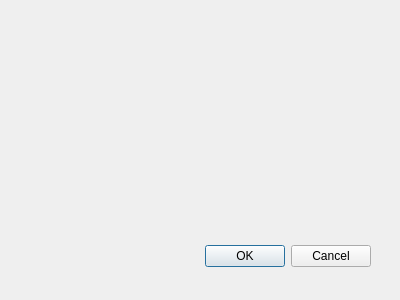
Qt form qtBuildSystem/Mu/settingsmanager.ui (meepingsnesroms/Mu) before a commit.
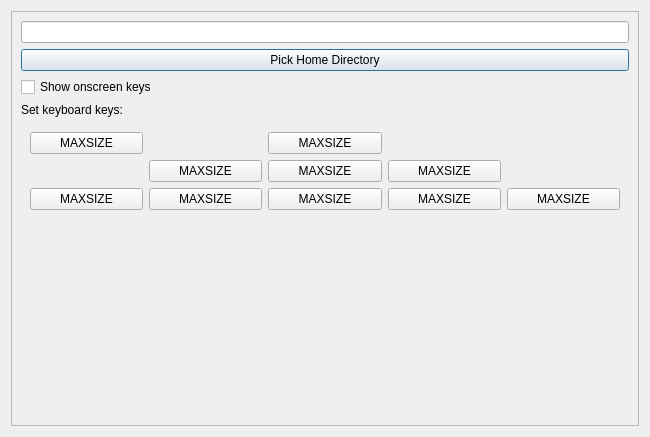
The same form after that commit. Icons and pictures are not drawn.

Commit message:
Keyboard support for Qt GUI
Theres now a settings panel too.

Patch:
```diff
--- a/qtBuildSystem/Mu/settingsmanager.ui
+++ b/qtBuildSystem/Mu/settingsmanager.ui
@@ -6,29 +6,236 @@
    <rect>
     <x>0</x>
     <y>0</y>
-    <width>400</width>
-    <height>300</height>
+    <width>650</width>
+    <height>437</height>
    </rect>
   </property>
+  <property name="minimumSize">
+   <size>
+    <width>650</width>
+    <height>0</height>
+   </size>
+  </property>
   <property name="windowTitle">
    <string>Dialog</string>
   </property>
-  <widget class="QDialogButtonBox" name="buttonBox">
-   <property name="geometry">
-    <rect>
-     <x>30</x>
-     <y>240</y>
-     <width>341</width>
-     <height>32</height>
-    </rect>
-   </property>
-   <property name="orientation">
-    <enum>Qt::Horizontal</enum>
-   </property>
-   <property name="standardButtons">
-    <set>QDialogButtonBox::Cancel|QDialogButtonBox::Ok</set>
-   </property>
-  </widget>
+  <layout class="QVBoxLayout" name="verticalLayout">
+   <item>
+    <widget class="QScrollArea" name="scrollArea">
+     <property name="widgetResizable">
+      <bool>true</bool>
+     </property>
+     <widget class="QWidget" name="scrollAreaWidgetContents">
+      <property name="geometry">
+       <rect>
+        <x>0</x>
+        <y>0</y>
+        <width>624</width>
+        <height>411</height>
+       </rect>
+      </property>
+      <layout class="QVBoxLayout" name="verticalLayout_3">
+       <item>
+        <widget class="QLineEdit" name="homeDirectory"/>
+       </item>
+       <item>
+        <widget class="QPushButton" name="pickHomeDirectory">
+         <property name="text">
+          <string>Pick Home Directory</string>
+         </property>
+        </widget>
+       </item>
+       <item>
+        <widget class="QCheckBox" name="showOnscreenKeys">
+         <property name="text">
+          <string>Show onscreen keys</string>
+         </property>
+        </widget>
+       </item>
+       <item>
+        <widget class="QLabel" name="label">
+         <property name="text">
+          <string>Set keyboard keys:</string>
+         </property>
+        </widget>
+       </item>
+       <item>
+        <widget class="QWidget" name="gridWidget" native="true">
+         <property name="sizePolicy">
+          <sizepolicy hsizetype="Preferred" vsizetype="Preferred">
+           <horstretch>0</horstretch>
+           <verstretch>0</verstretch>
+          </sizepolicy>
+         </property>
+         <layout class="QGridLayout" name="gridLayout">
+          <item row="2" column="1">
+           <widget class="QPushButton" name="selectAddressBookKey">
+            <property name="sizePolicy">
+             <sizepolicy hsizetype="Preferred" vsizetype="Preferred">
+              <horstretch>0</horstretch>
+              <verstretch>0</verstretch>
+             </sizepolicy>
+            </property>
+            <property name="text">
+             <string>MAXSIZE</string>
+            </property>
+            <property name="icon">
+             <iconset resource="mainwindow.qrc">
+              <normaloff>:/buttons/images/addressBook.svg</normaloff>:/buttons/images/addressBook.svg</iconset>
+            </property>
+           </widget>
+          </item>
+          <item row="0" column="2">
+           <widget class="QPushButton" name="selectUpKey">
+            <property name="text">
+             <string>MAXSIZE</string>
+            </property>
+            <property name="icon">
+             <iconset resource="mainwindow.qrc">
+              <normaloff>:/buttons/images/up.svg</normaloff>:/buttons/images/up.svg</iconset>
+            </property>
+           </widget>
+          </item>
+          <item row="2" column="2">
+           <widget class="QPushButton" name="selectDownKey">
+            <property name="text">
+             <string>MAXSIZE</string>
+            </property>
+            <property name="icon">
+             <iconset resource="mainwindow.qrc">
+              <normaloff>:/buttons/images/down.svg</normaloff>:/buttons/images/down.svg</iconset>
+            </property>
+           </widget>
+          </item>
+          <item row="2" column="0">
+           <widget class="QPushButton" name="selectCalendarKey">
+            <property name="sizePolicy">
+             <sizepolicy hsizetype="Preferred" vsizetype="Preferred">
+              <horstretch>0</horstretch>
+              <verstretch>0</verstretch>
+             </sizepolicy>
+            </property>
+            <property name="text">
+             <string>MAXSIZE</string>
+            </property>
+            <property name="icon">
+             <iconset resource="mainwindow.qrc">
+              <normaloff>:/buttons/images/calendar.svg</normaloff>:/buttons/images/calendar.svg</iconset>
+            </property>
+           </widget>
+          </item>
+          <item row="2" column="3">
+           <widget class="QPushButton" name="selectTodoKey">
+            <property name="sizePolicy">
+             <sizepolicy hsizetype="Preferred" vsizetype="Preferred">
+              <horstretch>0</horstretch>
+              <verstretch>0</verstretch>
+             </sizepolicy>
+            </property>
+            <property name="text">
+             <string>MAXSIZE</string>
+            </property>
+            <property name="icon">
+             <iconset resource="mainwindow.qrc">
+              <normaloff>:/buttons/images/todo.svg</normaloff>:/buttons/images/todo.svg</iconset>
+            </property>
+           </widget>
+          </item>
+          <item row="2" column="4">
+           <widget class="QPushButton" name="selectNotesKey">
+            <property name="sizePolicy">
+             <sizepolicy hsizetype="Preferred" vsizetype="Preferred">
+              <horstretch>0</horstretch>
+              <verstretch>0</verstretch>
+             </sizepolicy>
+            </property>
+            <property name="text">
+             <string>MAXSIZE</string>
+            </property>
+            <property name="icon">
+             <iconset resource="mainwindow.qrc">
+              <normaloff>:/buttons/images/notes.svg</normaloff>:/buttons/images/notes.svg</iconset>
+            </property>
+           </widget>
+          </item>
+          <item row="0" column="0">
+           <widget class="QPushButton" name="selectPowerKey">
+            <property name="sizePolicy">
+             <sizepolicy hsizetype="Preferred" vsizetype="Preferred">
+              <horstretch>0</horstretch>
+              <verstretch>0</verstretch>
+             </sizepolicy>
+            </property>
+            <property name="text">
+             <string>MAXSIZE</string>
+            </property>
+            <property name="icon">
+             <iconset resource="mainwindow.qrc">
+              <normaloff>:/buttons/images/power.svg</normaloff>:/buttons/images/power.svg</iconset>
+            </property>
+           </widget>
+          </item>
+          <item row="1" column="1">
+           <widget class="QPushButton" name="selectLeftKey">
+            <property name="text">
+             <string>MAXSIZE</string>
+            </property>
+            <property name="icon">
+             <iconset resource="mainwindow.qrc">
+              <normaloff>:/buttons/images/left.svg</normaloff>:/buttons/images/left.svg</iconset>
+            </property>
+           </widget>
+          </item>
+          <item row="1" column="3">
+           <widget class="QPushButton" name="selectRightKey">
+            <property name="text">
+             <string>MAXSIZE</string>
+            </property>
+            <property name="icon">
+             <iconset resource="mainwindow.qrc">
+              <normaloff>:/buttons/images/right.svg</normaloff>:/buttons/images/right.svg</iconset>
+            </property>
+           </widget>
+          </item>
+          <item row="1" column="2">
+           <widget class="QPushButton" name="selectCenterKey">
+            <property name="text">
+             <string>MAXSIZE</string>
+            </property>
+            <property name="icon">
+             <iconset resource="mainwindow.qrc">
+              <normaloff>:/buttons/images/center.svg</normaloff>:/buttons/images/center.svg</iconset>
+            </property>
+           </widget>
+          </item>
+         </layout>
+        </widget>
+       </item>
+       <item>
+        <widget class="QLabel" name="keySelectorState">
+         <property name="text">
+          <string/>
+         </property>
+        </widget>
+       </item>
+       <item>
+        <spacer name="verticalSpacer">
+         <property name="orientation">
+          <enum>Qt::Vertical</enum>
+         </property>
+         <property name="sizeHint" stdset="0">
+          <size>
+           <width>20</width>
+           <height>40</height>
+          </size>
+         </property>
+        </spacer>
+       </item>
+      </layout>
+     </widget>
+    </widget>
+   </item>
+  </layout>
  </widget>
  <resources/>
  <connections>
```
Left out of the diff: 41 changed lines with no effect on the pictures. The commit also changes 38 other files.
